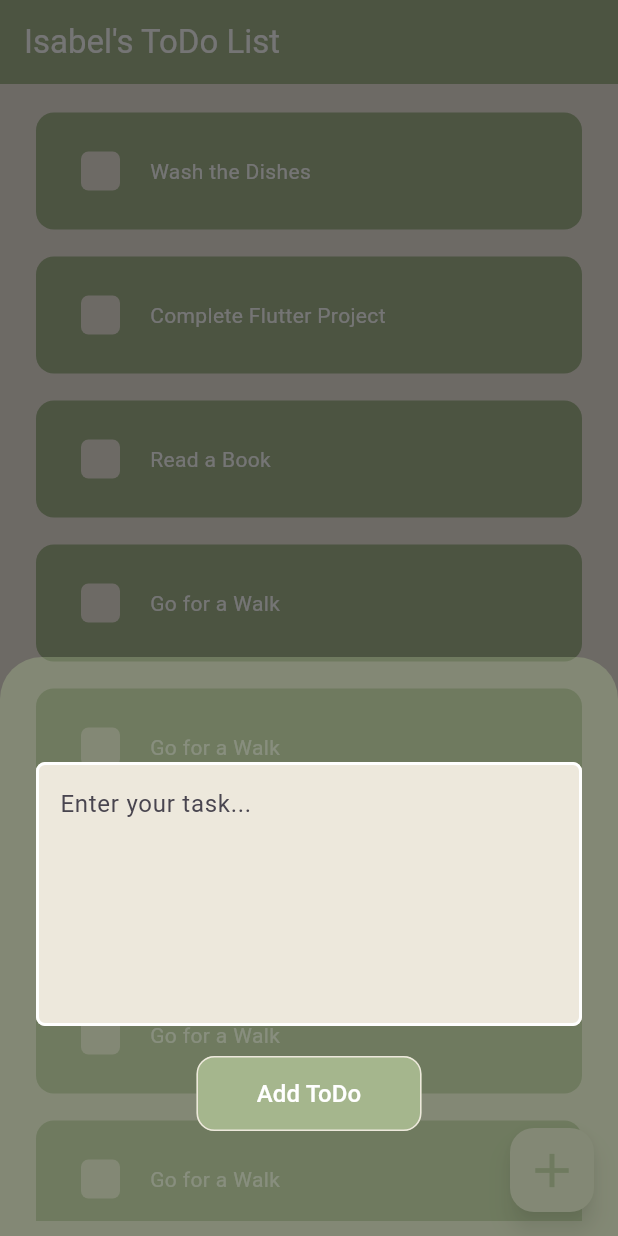
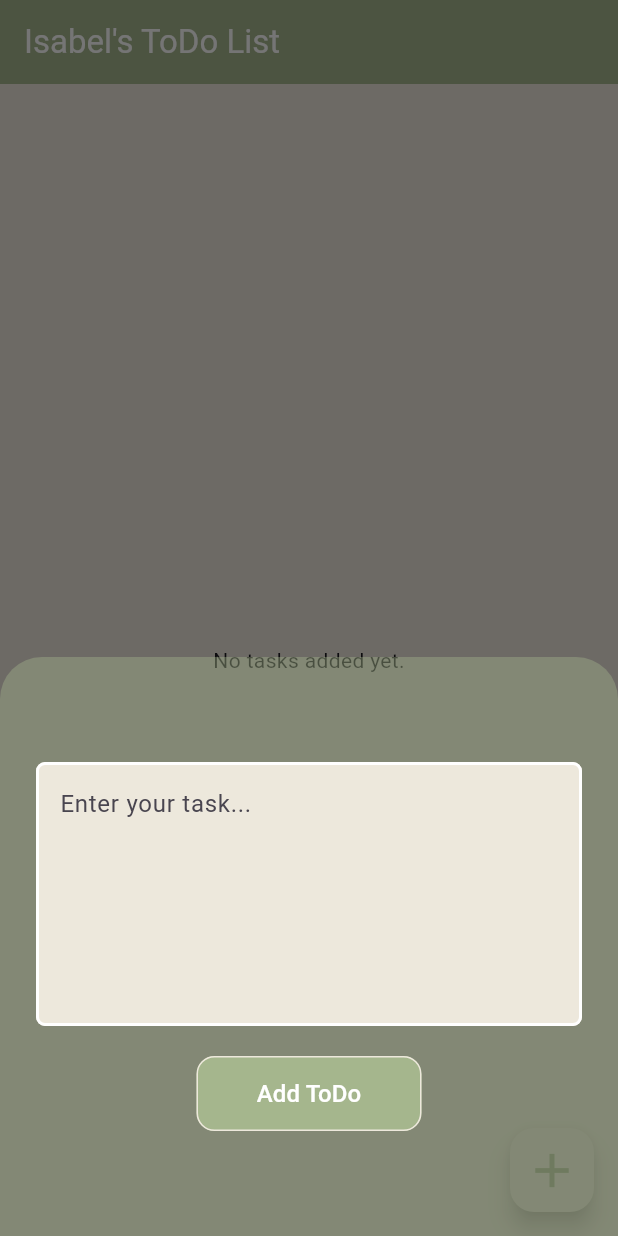
Before and after one commit to isabelagbu/cute-todo-app, a Flutter app: the screen it shows after launch, after a tap on the "add" icon, on a phone screen of 412 x 824 dp. Run offline on Flutter 3.47's test engine with Material 3 defaults, Android fonts, the light colour scheme and no system bars; our stand-ins replace hive, hive_flutter; accounts and stored records are empty.

Commit message:
updated to use local storage

```diff
--- a/lib/add-task-modal-sheet.dart
+++ b/lib/add-task-modal-sheet.dart
@@ -1,13 +1,13 @@
 import 'package:flutter/material.dart';
 
 class AddTaskModalSheet extends StatefulWidget {
-  final Function(String) onSave; // ✅ Used for both add and edit
-  final String? existingTask; // ✅ If not null, modal is in edit mode
+  final Function(String) onSave;
+  final String? existingTask;
 
   const AddTaskModalSheet({
     super.key,
     required this.onSave,
-    this.existingTask, // ✅ Optional parameter for editing tasks
+    this.existingTask,
   });
 
   @override
@@ -15,17 +15,18 @@ class AddTaskModalSheet extends StatefulWidget {
 }
 
 class _AddTaskModalSheetState extends State<AddTaskModalSheet> {
-  late TextEditingController _todoController; // ✅ Initialize in `initState()`
+
+  late TextEditingController _todoController;
 
   @override
   void initState() {
     super.initState();
-    _todoController = TextEditingController(text: widget.existingTask ?? ""); // ✅ Pre-fill if editing
+    _todoController = TextEditingController(text: widget.existingTask ?? "");
   }
 
   @override
   void dispose() {
-    _todoController.dispose(); // ✅ Prevent memory leaks
+    _todoController.dispose();
     super.dispose();
   }
 
@@ -36,7 +37,7 @@ class _AddTaskModalSheetState extends State<AddTaskModalSheet> {
       child: Container(
         padding: const EdgeInsets.symmetric(horizontal: 24.0, vertical: 70.0),
         child: Column(
-          mainAxisSize: MainAxisSize.min, // ✅ Prevents taking full screen
+          mainAxisSize: MainAxisSize.min,
           children: [
             TextField(
               controller: _todoController,
@@ -58,14 +59,14 @@ class _AddTaskModalSheetState extends State<AddTaskModalSheet> {
                     width: 2,
                   ),
                 ),
-                hintText: widget.existingTask == null ? "Enter your task..." : "Edit your task...", // ✅ Changes hint based on mode
+                hintText: widget.existingTask == null ? "Enter your task..." : "Edit your task...",
               ),
             ),
             const SizedBox(height: 20),
             ElevatedButton(
               onPressed: () {
                 if (_todoController.text.isNotEmpty) {
-                  widget.onSave(_todoController.text); // ✅ Call function to save changes
+                  widget.onSave(_todoController.text);
                   Navigator.pop(context);
                 }
               },
@@ -82,7 +83,7 @@ class _AddTaskModalSheetState extends State<AddTaskModalSheet> {
                 minimumSize: const Size(150, 50),
               ),
               child: Text(
-                widget.existingTask == null ? 'Add ToDo' : 'Edit ToDo', // ✅ Changes button text dynamically
+                widget.existingTask == null ? 'Add ToDo' : 'Edit ToDo',
                 style: const TextStyle(
                   fontSize: 16,
                   color: Colors.white,
--- a/lib/main.dart
+++ b/lib/main.dart
@@ -1,166 +1,17 @@
-import 'package:cute_todo_app/add-task-modal-sheet.dart';
-import 'package:cute_todo_app/model/ToDo.dart';
-import 'package:cute_todo_app/todo-card.dart';
+import 'package:cute_todo_app/models/todo.dart';
+import 'package:cute_todo_app/my-home.dart';
 import 'package:flutter/material.dart';
+import 'package:hive_flutter/hive_flutter.dart';
 
-void main() {
+void main() async {
+ WidgetsFlutterBinding.ensureInitialized();
+ await Hive.initFlutter();
+ Hive.registerAdapter(ToDoAdapter());
+ await Hive.openBox<ToDo>('todosBox');
+
   runApp(MaterialApp(
     debugShowCheckedModeBanner: false,
     home: MyHome(),
    ),
   );
 }
-
-class MyHome extends StatefulWidget {
-
-  @override
-  State<MyHome> createState() => _MyHomeState();
-}
-
-class _MyHomeState extends State<MyHome> {
- List<ToDo> todos = [
-    ToDo(task: "Wash the Dishes"),
-    ToDo(task: "Complete Flutter Project"),
-    ToDo(task: "Read a Book"),
-    ToDo(task: "Go for a Walk"),
-    ToDo(task: "Go for a Walk"),
-    ToDo(task: "Go for a Walk"),
-    ToDo(task: "Go for a Walk"),
-    ToDo(task: "Go for a Walk"),
-    ToDo(task: "Go for a Walk"),
- ];
-
- void addTask(String taskName) {
-  setState(() {
-    todos.add(ToDo(task: taskName));
-  });
- }
-
-  // ✅ Function to remove a task
-  void removeTask(int index) {
-    setState(() {
-      todos.removeAt(index);
-    });
-  }
-
-    // ✅ Function to show a confirmation dialog before deleting
-  Future<bool?> showDeleteConfirmationDialog(BuildContext context) async {
-    return showDialog<bool>(
-      context: context,
-      builder: (BuildContext dialogContext) {
-        return AlertDialog(
-          backgroundColor: Color(0xFFF7F4ED),
-          title: const Text("Confirm Delete"),
-          content: const Text("Bestie are you sure?"),
-          actions: [
-            TextButton(
-              onPressed: () => Navigator.pop(dialogContext, false), // ✅ Cancel
-              child: const Text("Cancel", style: TextStyle(color: const Color(0xFFA5B68D),),),
-            ),
-            TextButton(
-              onPressed: () => Navigator.pop(dialogContext, true), // ✅ Confirm delete
-              child: const Text("Delete", style: TextStyle(color: Colors.red)),
-            ),
-          ],
-        );
-      },
-    );
-  }
-
-void editTask(int index) {
-  showModalBottomSheet(
-    backgroundColor: const Color.fromARGB(100, 165, 182, 141),
-    context: context,
-    isScrollControlled: true,
-    builder: (context) {
-      return AddTaskModalSheet(
-        existingTask: todos[index].task, // ✅ Prefill the text field
-        onSave: (newTask) {
-          setState(() {
-            todos[index].task = newTask; // ✅ Save edited task
-          });
-        },
-      );
-    },
-  );
-}
-
-  @override
-  Widget build(BuildContext context) {
-    return Scaffold(
-      backgroundColor: const Color(0xFFEDE8DC),
-      appBar: AppBar(
-        title: Text('Isabel\'s ToDo List'),
-        backgroundColor: const Color(0xFFA5B68D),
-        foregroundColor: Colors.white,
-      ),
-        body: Column(
-          children: [
-            SizedBox(height: 10),
-            Expanded(
-              child: ListView.builder(
-              itemCount: todos.length,
-              itemBuilder: (context, index) {
-                return Dismissible(
-                  key: Key(todos[index].task),
-                  background: Container( // ✅ Swipe right for edit
-                    alignment: Alignment.centerLeft,
-                    padding: const EdgeInsets.symmetric(horizontal: 20),
-                    color: Color(0xFFCAC6A3), // ✅ Blue for edit
-                    child: const Icon(Icons.edit, color: Colors.white, size: 30),
-                  ),
-                  secondaryBackground: Container( // ✅ Swipe left for delete
-                    alignment: Alignment.centerRight,
-                    padding: const EdgeInsets.symmetric(horizontal: 20),
-                    color: Color(0xFFDDAFAC), // ✅ Red for delete
-                    child: const Icon(Icons.delete, color: Colors.white, size: 30),
-                  ),
-                  direction: DismissDirection.horizontal, // ✅ Allows left & right swipes
-                  confirmDismiss: (direction) async {
-                    if (direction == DismissDirection.startToEnd) {
-                        editTask(index);
-                        return false;
-                    } else if (direction == DismissDirection.endToStart) {
-                          final confirm = await showDeleteConfirmationDialog(context);
-                          return confirm ?? false;
-                    }
-                        return false;
-                  },
-                  onDismissed: (direction) {
-                    removeTask(index);
-                  },
-                  child: ToDoCard(todo: todos[index]),
-                );
-              },
-             ),
-            ),
-            SizedBox(height: 10),
-          ],
-        ),
-      floatingActionButton: FloatingActionButton(
-        backgroundColor: const Color(0xFFEDE8DC),
-        onPressed: () {
-          showModalBottomSheet(
-            isScrollControlled: true,
-            context: context,
-            backgroundColor: const Color.fromARGB(100, 165, 182, 141),
-            builder: (context) {
-            return AddTaskModalSheet(
-              onSave: (String task) {
-                setState(() {
-                  todos.add(ToDo(task: task)); // ✅ Add new task
-                });
-              },
-            );
-            },
-          );
-        },
-        child: const Icon(
-          Icons.add,
-          size: 38,
-          color: Color(0xFFA5B68D),
-        ),
-      ),
-    );
-  }
-}
--- a/lib/model/ToDo.dart
+++ /dev/null
@@ -1,6 +0,0 @@
-class ToDo {
-  String task;
-  bool isDone;
-
-  ToDo({required this.task, this.isDone = false});
-}
--- /dev/null
+++ b/lib/models/todo.dart
@@ -0,0 +1,14 @@
+import 'package:hive/hive.dart';
+
+part 'todo.g.dart';
+
+@HiveType(typeId: 0)
+class ToDo extends HiveObject {
+  @HiveField(0)
+  String task;
+
+  @HiveField(1)
+  bool isDone;
+
+  ToDo({required this.task, this.isDone = false});
+}
--- /dev/null
+++ b/lib/my-home.dart
@@ -0,0 +1,144 @@
+import 'package:cute_todo_app/add-task-modal-sheet.dart';
+import 'package:cute_todo_app/models/todo.dart';
+import 'package:cute_todo_app/todo-card.dart';
+import 'package:flutter/material.dart';
+import 'package:hive_flutter/hive_flutter.dart';
+
+class MyHome extends StatefulWidget {
+  @override
+  State<MyHome> createState() => _MyHomeState();
+}
+
+class _MyHomeState extends State<MyHome> {
+
+  var todoBox = Hive.box<ToDo>('todosBox');
+
+  void addTask(String task) {
+    final newTodo = ToDo(task: task);
+    todoBox.add(newTodo);
+  }
+
+  void removeTask(int index) {
+    todoBox.deleteAt(index);
+  }
+
+  void editTask(int index) {
+    final todo = todoBox.getAt(index);
+
+    showModalBottomSheet(
+      backgroundColor: const Color.fromARGB(100, 165, 182, 141),
+      context: context,
+      isScrollControlled: true,
+      builder: (context) {
+        return AddTaskModalSheet(
+          existingTask: todo?.task,
+          onSave: (newTask) {
+            if (todo != null) {
+              setState(() {
+                todo.task = newTask;
+                todo.save();
+              });
+            }
+          },
+        );
+      },
+    );
+  }
+
+  Future<bool?> showDeleteConfirmationDialog(BuildContext context) async {
+    return showDialog<bool>(
+      context: context,
+      builder: (BuildContext dialogContext) {
+        return AlertDialog(
+          backgroundColor: Color(0xFFF7F4ED),
+          title: const Text('Confirm Delete'),
+          content: const Text('Bestie are you sure?'),
+          actions: [
+            TextButton(
+              onPressed: () => Navigator.pop(dialogContext, false),
+              child: const Text('Cancel', style: TextStyle(color: Color(0xFFA5B68D))),
+            ),
+            TextButton(
+              onPressed: () => Navigator.pop(dialogContext, true),
+              child: const Text('Delete', style: TextStyle(color: Colors.red)),
+            ),
+          ],
+        );
+      },
+    );
+  }
+
+
+  @override
+  Widget build(BuildContext context) {
+    return Scaffold(
+      backgroundColor: const Color(0xFFEDE8DC),
+      appBar: AppBar(
+        title: const Text('Isabel\'s ToDo List'),
+        backgroundColor: const Color(0xFFA5B68D),
+        foregroundColor: Colors.white,
+      ),
+      body: ValueListenableBuilder(
+        valueListenable: todoBox.listenable(),
+        builder: (context, Box<ToDo> box, _) {
+          if (box.isEmpty) {
+            return const Center(child: Text('No tasks added yet.'));
+          }
+          return ListView.builder(
+            itemCount: box.length,
+            itemBuilder: (context, index) {
+              final todo = box.getAt(index);
+              return Dismissible(
+                key: Key(todo!.task),
+                direction: DismissDirection.horizontal,
+                background: Container(
+                  alignment: Alignment.centerLeft,
+                  padding: const EdgeInsets.symmetric(horizontal: 20),
+                  color: Color(0xFFCAC6A3),
+                  child: const Icon(Icons.edit, color: Colors.white, size: 30),
+                ),
+                secondaryBackground: Container(
+                  alignment: Alignment.centerRight,
+                  padding: const EdgeInsets.symmetric(horizontal: 20),
+                  color: Color(0xFFDDAFAC),
+                  child: const Icon(Icons.delete, color: Colors.white, size: 30),
+                ),
+                confirmDismiss: (direction) async {
+                  if (direction == DismissDirection.startToEnd) {
+                    editTask(index);
+                    return false;
+                  } else if (direction == DismissDirection.endToStart) {
+                    return await showDeleteConfirmationDialog(context);
+                  }
+                  return false;
+                },
+                onDismissed: (direction) {
+                  removeTask(index);
+                },
+                child: ToDoCard(todo: todo),
+              );
+            },
+          );
+        },
+      ),
+      floatingActionButton: FloatingActionButton(
+        backgroundColor: const Color(0xFFEDE8DC),
+        onPressed: () {
+          showModalBottomSheet(
+            isScrollControlled: true,
+            context: context,
+            backgroundColor: const Color.fromARGB(100, 165, 182, 141),
+            builder: (context) {
+              return AddTaskModalSheet(
+                onSave: (String task) {
+                  addTask(task);
+                },
+              );
+            },
+          );
+        },
+        child: const Icon(Icons.add, size: 38, color: Color(0xFFA5B68D)),
+      ),
+    );
+  }
+}
--- a/lib/todo-card.dart
+++ b/lib/todo-card.dart
@@ -1,4 +1,4 @@
-import 'package:cute_todo_app/model/ToDo.dart';
+import 'package:cute_todo_app/models/todo.dart';
 import 'package:flutter/material.dart';
 
 class ToDoCard extends StatefulWidget {
@@ -11,27 +11,31 @@ class ToDoCard extends StatefulWidget {
 }
 
 class _ToDoCardState extends State<ToDoCard> {
+
+  void _toggleTaskCompletion() {
+    setState(() {
+      widget.todo.isDone = !widget.todo.isDone;
+      widget.todo.save();
+    });
+  }
+
   @override
   Widget build(BuildContext context) {
     return Column(
       mainAxisSize: MainAxisSize.min,
       children: [
-        SizedBox(height: 5),
+        const SizedBox(height: 5),
         Padding(
           padding: const EdgeInsets.symmetric(horizontal: 20),
           child: Card(
             elevation: 0,
-              color: widget.todo.isDone ? Color(0xFFE7CCCC) : Color(0xFFA5B68D),
+            color: widget.todo.isDone ? const Color(0xFFE7CCCC) : const Color(0xFFA5B68D),
             child: Padding(
-                padding: const EdgeInsets.symmetric(vertical: 26,horizontal: 30),
+              padding: const EdgeInsets.symmetric(vertical: 26, horizontal: 30),
               child: Row(
                 children: [
                   GestureDetector(
-                      onTap: () {
-                        setState(() {
-                          widget.todo.isDone = !widget.todo.isDone;
-                        });
-                      },
+                    onTap: _toggleTaskCompletion, // ✅ Calls the function to toggle and save
                     child: Container(
                       height: 26,
                       width: 26,
@@ -39,18 +43,24 @@ class _ToDoCardState extends State<ToDoCard> {
                         color: const Color(0xFFEDE8DC),
                         borderRadius: BorderRadius.circular(5),
                       ),
-                        child: widget.todo.isDone ? Image.asset('assets/imgs/heart.png') : null,
+                      child: widget.todo.isDone
+                          ? Image.asset('assets/imgs/heart.png')
+                          : null,
                     ),
                   ),
-                    SizedBox(width: 20),
-                    Text(
+                  const SizedBox(width: 20),
+                  Expanded( // ✅ Prevents overflow
+                    child: Text(
                       widget.todo.task,
                       style: TextStyle(
                         decorationThickness: 2.0,
-                        decorationColor: Color(0xFFE7CCCC),
-                        decoration: widget.todo.isDone ? TextDecoration.lineThrough : null,
+                        decorationColor: const Color.fromARGB(255, 236, 174, 169),
+                        decoration: widget.todo.isDone
+                            ? TextDecoration.lineThrough
+                            : null,
                         color: Colors.white,
                         fontSize: 14.0,
+                      ),
                     ),
                   ),
                 ],
@@ -58,7 +68,7 @@ class _ToDoCardState extends State<ToDoCard> {
             ),
           ),
         ),
-          SizedBox(height: 5),
+        const SizedBox(height: 5),
       ],
     );
   }
--- a/pubspec.yaml
+++ b/pubspec.yaml
@@ -44,6 +44,7 @@ dev_dependencies:
     sdk: flutter
   hive_generator: ^2.0.0
   build_runner: ^2.4.4
+
 
 flutter_icons:
   android: true
```
Also changed, not shown: lib/models/todo.g.dart (added), 3 other files. Lines whose indentation alone changed are shown as unchanged.
